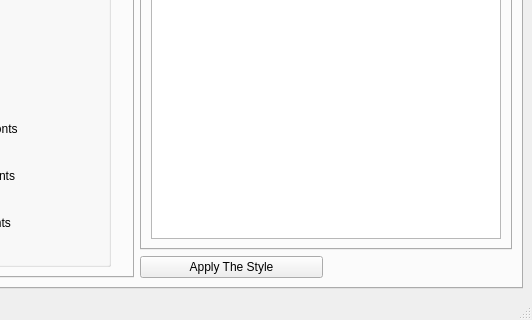
First picture: the form in flexgui/src/flexqss.ui, repository jethornton/flexgui, before the edit; both pictures show x 388 to 920 and y 411 to 731 of the 920 by 731 pixel window.
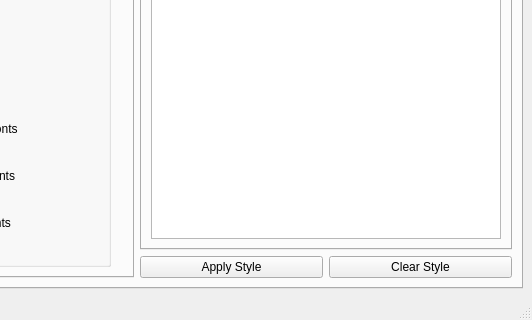
Second picture: the form after the edit. The open tabs and pages were chosen to show the change.

Commit message: add toolbutton clear style

```diff
--- a/flexgui/src/flexqss.ui
+++ b/flexgui/src/flexqss.ui
@@ -6624,7 +6624,14 @@
            <bool>true</bool>
           </property>
           <property name="text">
-           <string>Apply The Style</string>
+           <string>Apply Style</string>
+          </property>
+         </widget>
+        </item>
+        <item row="2" column="2">
+         <widget class="QPushButton" name="tb_clear_style">
+          <property name="text">
+           <string>Clear Style</string>
           </property>
          </widget>
         </item>
```
Left out of the diff: 2 changed lines with no effect on the pictures. The commit also changes 1 other file.
